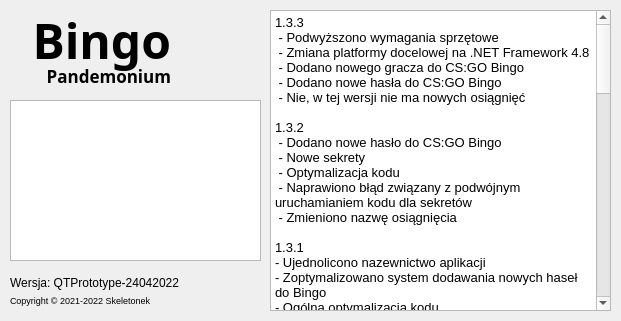
This is PandemoniumBingo/PandemoniumBingo/mainwindow.ui in Skeletonek/PandemoniumBingo as Qt 5 draws it before an edit. The edited form follows.
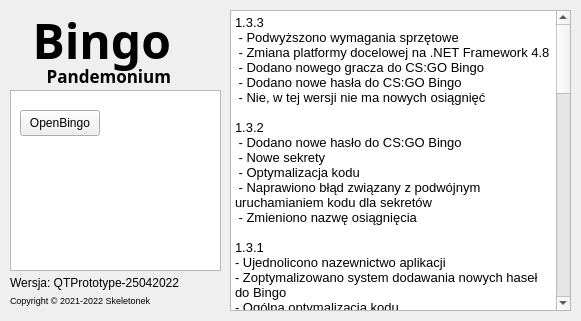
This is the edited form.

Commit message: Added bingo window

The edit to the form file:
```diff
--- a/PandemoniumBingo/PandemoniumBingo/mainwindow.ui
+++ b/PandemoniumBingo/PandemoniumBingo/mainwindow.ui
@@ -6,7 +6,7 @@
    <rect>
     <x>0</x>
     <y>0</y>
-    <width>621</width>
+    <width>581</width>
     <height>321</height>
    </rect>
   </property>
@@ -57,7 +57,7 @@
      </font>
     </property>
     <property name="text">
-     <string>Wersja: QTPrototype-24042022</string>
+     <string>Wersja: QTPrototype-25042022</string>
     </property>
     <property name="alignment">
      <set>Qt::AlignLeading|Qt::AlignLeft|Qt::AlignTop</set>
@@ -91,9 +91,9 @@
     <property name="geometry">
      <rect>
       <x>10</x>
-      <y>100</y>
-      <width>251</width>
-      <height>161</height>
+      <y>90</y>
+      <width>211</width>
+      <height>181</height>
      </rect>
     </property>
    </widget>
@@ -121,7 +121,7 @@
    <widget class="QTextBrowser" name="textBrowser">
     <property name="geometry">
      <rect>
-      <x>270</x>
+      <x>230</x>
       <y>10</y>
       <width>341</width>
       <height>301</height>
@@ -205,6 +205,19 @@
 &lt;p style=&quot; margin-top:0px; margin-bottom:0px; margin-left:0px; margin-right:0px; -qt-block-indent:0; text-indent:0px;&quot;&gt;-Pierwsze wydanie&lt;/p&gt;&lt;/body&gt;&lt;/html&gt;</string>
     </property>
    </widget>
+   <widget class="QPushButton" name="pushButton">
+    <property name="geometry">
+     <rect>
+      <x>20</x>
+      <y>110</y>
+      <width>80</width>
+      <height>26</height>
+     </rect>
+    </property>
+    <property name="text">
+     <string>OpenBingo</string>
+    </property>
+   </widget>
   </widget>
  </widget>
  <resources/>
```
The commit also changes 7 other files.
